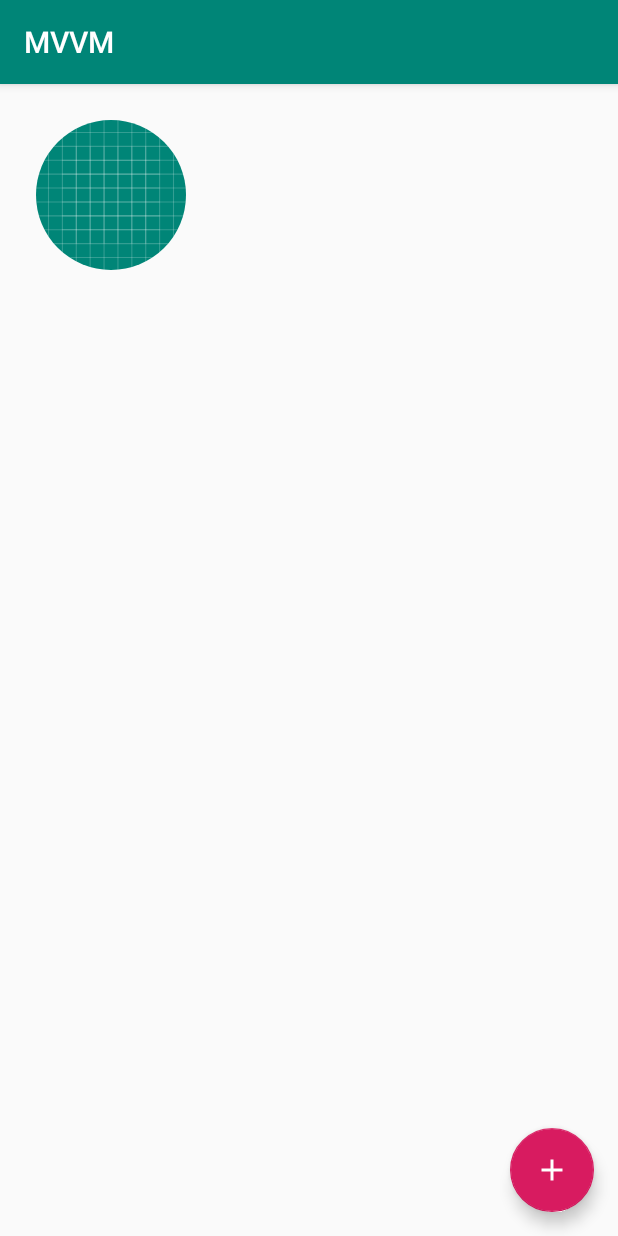
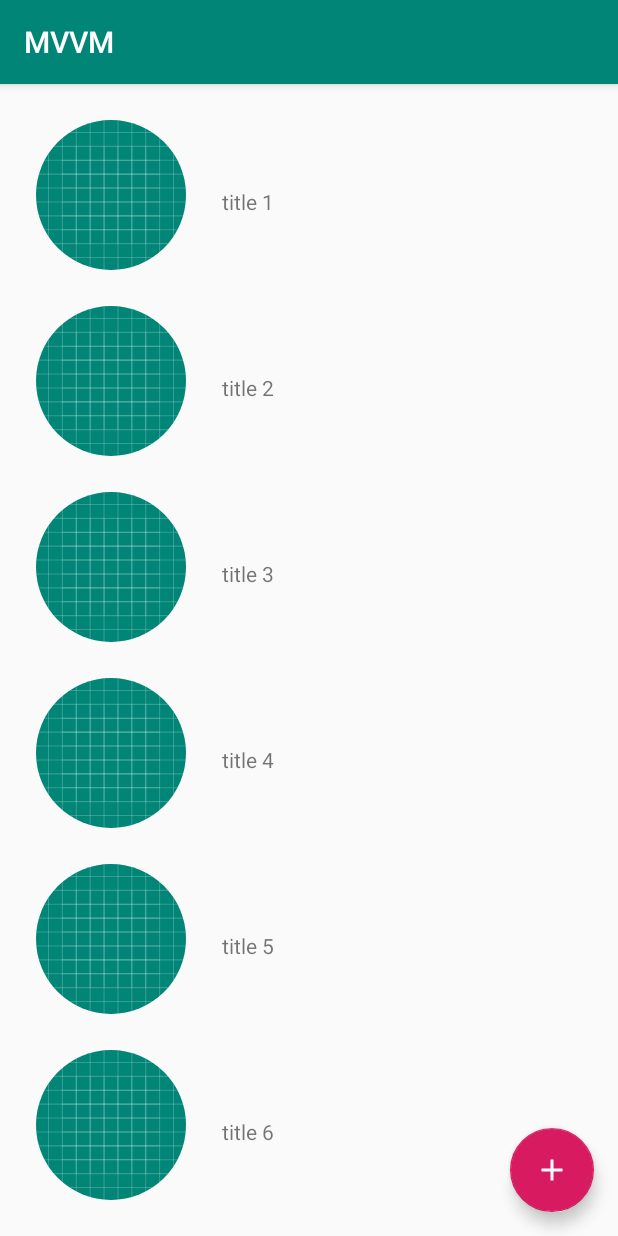
Before and after one commit to gomaa92/MVVM, an Android app: the screen it shows after launch (MainActivity), on a phone screen of 412 x 824 dp. Run offline under Robolectric (Android 15) with nearby library versions, the phone set to English and light mode, and no system bars; our stand-ins replace CircleImageView; pictures from the network do not load.

Commit message:
add objects

```diff
--- a/app/src/main/java/com/learnmore/mvvm/repositories/NicePlaceRepo.java
+++ b/app/src/main/java/com/learnmore/mvvm/repositories/NicePlaceRepo.java
@@ -29,14 +29,17 @@ public class NicePlaceRepo {
     }
 
     private void setNicePlaces() {
-        dataSet.add(new NicePlace());
-        dataSet.add(new NicePlace());
-        dataSet.add(new NicePlace());
-        dataSet.add(new NicePlace());
-        dataSet.add(new NicePlace());
-        dataSet.add(new NicePlace());
-        dataSet.add(new NicePlace());
-        dataSet.add(new NicePlace());
+        dataSet.add(
+                new NicePlace(
+                        "title 1",
+                        "https://thumbs-prod.si-cdn.com/N-_fU5xNOvR2T25teuPAdtGkBhY=/800x600/filters:no_upscale()/https://public-media.si-cdn.com/filer/90/b2/90b2dfe5-a9ab-4821-9ccc-45ae1d52fa8a/blackholewithclouds_c-1-941x519.jpg"));
+        dataSet.add(new NicePlace("title 2", "https://www.w3schools.com/howto/img_nature_wide.jpg"));
+        dataSet.add(new NicePlace("title 3", "https://ichef.bbci.co.uk/news/660/cpsprodpb/10D88/production/_103600096_mediaitem103600095.jpg"));
+        dataSet.add(new NicePlace("title 4", "https://www.w3schools.com/howto/img_nature_wide.jpg"));
+        dataSet.add(new NicePlace("title 5", "https://ichef.bbci.co.uk/news/660/cpsprodpb/10D88/production/_103600096_mediaitem103600095.jpg"));
+        dataSet.add(new NicePlace("title 6", "https://www.w3schools.com/howto/img_nature_wide.jpg"));
+        dataSet.add(new NicePlace("title 7", "https://ichef.bbci.co.uk/news/660/cpsprodpb/10D88/production/_103600096_mediaitem103600095.jpg"));
+        dataSet.add(new NicePlace("title 8", "https://www.w3schools.com/howto/img_nature_wide.jpg"));
 
     }
 
--- a/app/src/main/java/com/learnmore/mvvm/viewmodel/MainActivityViewModel.java
+++ b/app/src/main/java/com/learnmore/mvvm/viewmodel/MainActivityViewModel.java
@@ -27,6 +27,8 @@ public class MainActivityViewModel extends ViewModel {
 
     public void addNewValue(final NicePlace nicePlace) {
         mIsUpdating.setValue(true);
+
+        // asn task just for testing don't use it
         new AsyncTask<Void, Void, Void>() {
             @Override
             protected void onPostExecute(Void aVoid) {
--- a/app/src/main/res/layout/item.xml
+++ b/app/src/main/res/layout/item.xml
@@ -2,7 +2,7 @@
 <android.support.constraint.ConstraintLayout xmlns:android="http://schemas.android.com/apk/res/android"
     xmlns:app="http://schemas.android.com/apk/res-auto"
     android:layout_width="match_parent"
-    android:layout_height="match_parent">
+    android:layout_height="wrap_content">
 
     <de.hdodenhof.circleimageview.CircleImageView
         android:id="@+id/circleImageView"
```
